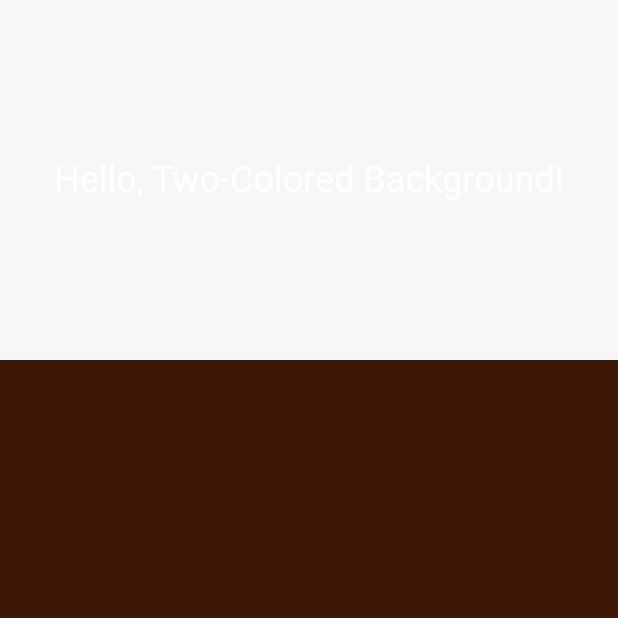
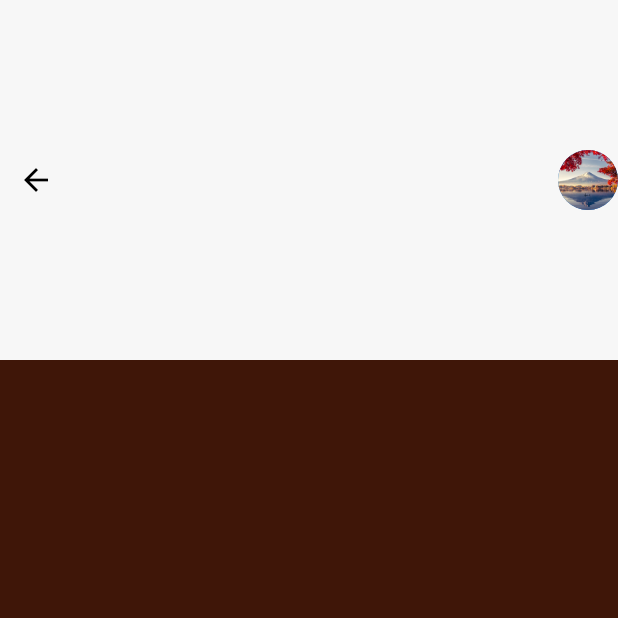
Before and after one commit to bimbo-ade/MyCoffee, a Flutter app: the HomeScreen screen opened directly, on a phone screen of 412 x 824 dp, the top half of it. Run offline on Flutter 3.47's test engine with Material 2 defaults, Android fonts, the phone set to English and light mode, and no system bars.

Commit message:
bg colors

```diff
--- a/lib/home_screen.dart
+++ b/lib/home_screen.dart
@@ -6,7 +6,6 @@ class HomeScreen extends StatelessWidget {
   @override
   Widget build(BuildContext context) {
     return Scaffold(
-        backgroundColor: Colors.brown[900],
         body: Stack(
       children: [
         Container(
@@ -15,16 +14,27 @@ class HomeScreen extends StatelessWidget {
           height: double.infinity,
         ),
         Container(
-              color: Color.fromARGB(255, 247, 247, 247), // Second color
+            color: const Color.fromARGB(255, 247, 247, 247), // Second color
             width: double.infinity,
             height: 240,
-              child: const Center(
-                child: Text(
-                  'Hello, Two-Colored Background!',
-                  style: TextStyle(color: Colors.white, fontSize: 24),
+            child: Row(
+              mainAxisAlignment: MainAxisAlignment.spaceBetween,
+              children: [
+                IconButton(
+                  onPressed: () {
+                    Navigator.pop(context);
+                  },
+                  icon: const Icon(
+                    Icons.arrow_back,
+                    color: Colors.black,
                   ),
                 ),
-            ),
+                const CircleAvatar(
+                  backgroundImage: AssetImage('assets/image.jpg'),
+                  radius: 20,
+                )
+              ],
+            )),
       ],
     )
 
```
Lines whose indentation alone changed are shown as unchanged.
